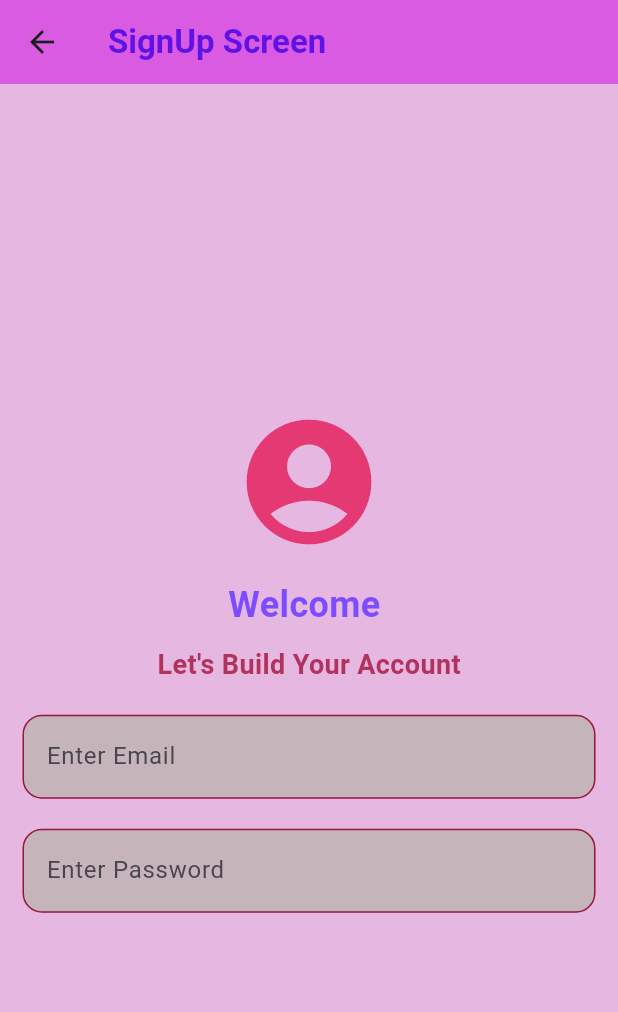
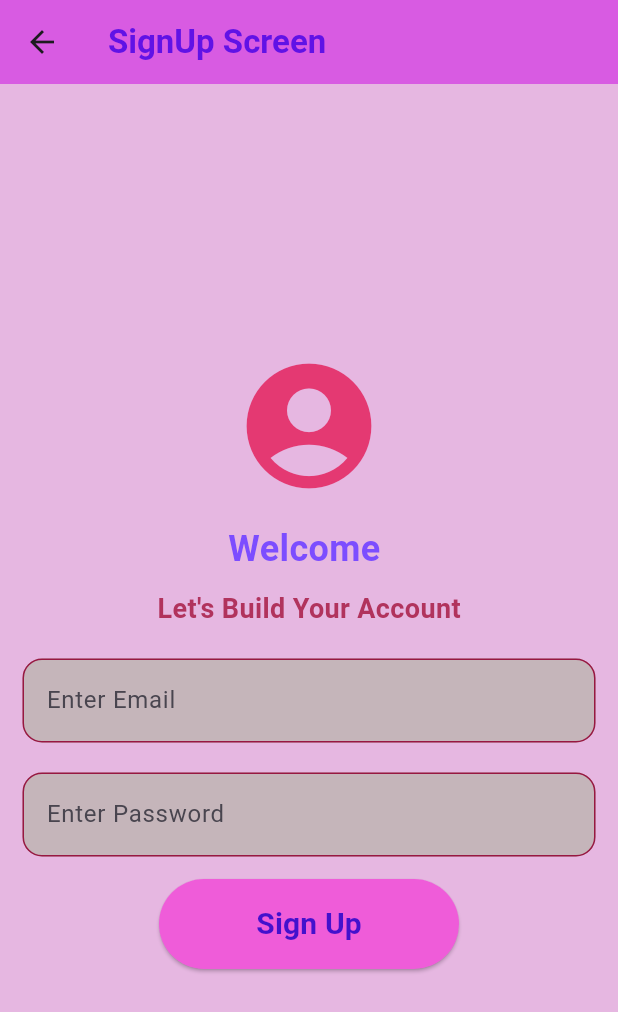
Before and after one commit to mohsinbehzad/Flutter-Firebase-Projects, a Flutter app: the SignUpScreen screen opened directly, on a phone screen of 412 x 824 dp. Shown: the top 1012 px of the screen. Run offline on Flutter 3.47's test engine with Material 3 defaults, Android fonts, the phone set to English and light mode, and no system bars; our stand-ins replace firebase_auth, firebase_core; accounts and stored records are empty.

Commit message:
signup ui completed

```diff
--- a/auth/lib/Screens/sign_up_screen.dart
+++ b/auth/lib/Screens/sign_up_screen.dart
@@ -106,6 +106,34 @@ class _SignUpScreenState extends State<SignUpScreen> {
                   ),
                   obscureText: true,
                 ),
+
+                SizedBox(height: 15),
+
+                SizedBox(
+                  // width: double.infinity,
+                  child: ElevatedButton(
+                    onPressed: () {},
+                    style: ButtonStyle(
+                      backgroundColor: WidgetStateProperty.all(
+                        const Color.fromARGB(255, 239, 92, 217),
+                      ),
+                      foregroundColor: WidgetStateProperty.all(
+                        const Color.fromARGB(255, 67, 17, 205),
+                      ),
+                      minimumSize: WidgetStateProperty.all(
+                        Size(200, 60), // width & height
+                      ),
+                    ),
+
+                    child: Text(
+                      'Sign Up',
+                      style: TextStyle(
+                        fontSize: 20,
+                        fontWeight: FontWeight.bold,
+                      ),
+                    ),
+                  ),
+                ),
               ],
             ),
           ),
```
